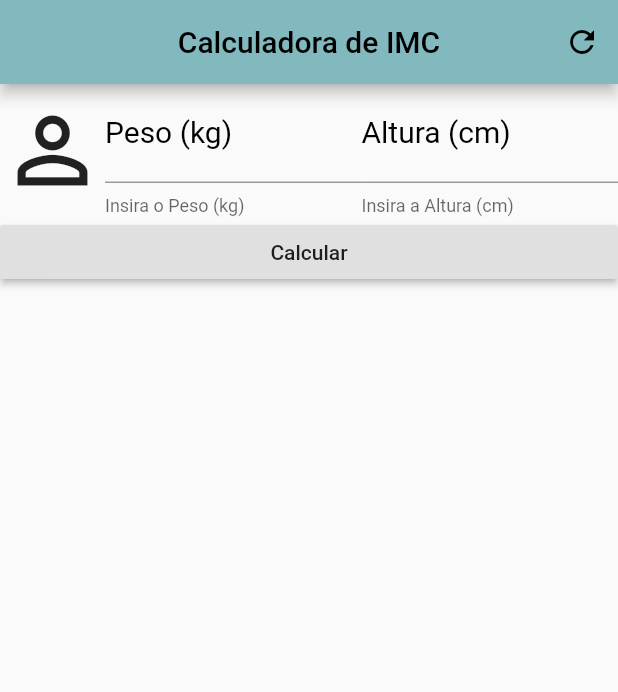
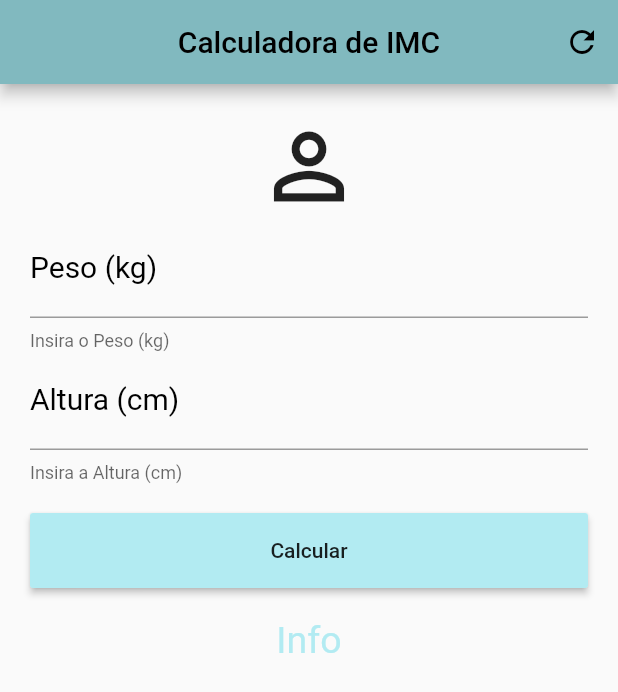
Before and after one commit to ludemeula/calculadora_imc, a Flutter app: the screen it shows after launch, on a phone screen of 412 x 824 dp. Shown: the top 692 px of the screen. Run offline on Flutter 3.47's test engine with Material 2 defaults, Android fonts, the phone set to English and light mode, and no system bars.

Commit message:
Updating layout

```diff
--- a/lib/main.dart
+++ b/lib/main.dart
@@ -27,15 +27,13 @@ class _HomeState extends State<Home> {
             ),
           ],
         ),
-
-      body: Column(
+        body: SingleChildScrollView(
+          padding: EdgeInsets.all(20.0),
+          child: Column(
             crossAxisAlignment: CrossAxisAlignment.stretch,
             children: <Widget>[
-          Row(
-            children: <Widget>[
               Icon(Icons.person_outline, size: 70),
-              new Flexible(
-                child: TextField(
+              TextField(
                 keyboardType: TextInputType.number,
                 decoration: InputDecoration(
                     labelText: 'Peso (kg)',
@@ -43,9 +41,7 @@ class _HomeState extends State<Home> {
                     labelStyle: TextStyle(color: Colors.black)),
                 style: TextStyle(fontSize: 20, color: Colors.black),
               ),
-              ),
-              new Flexible(
-                child: TextField(
+              TextField(
                 keyboardType: TextInputType.number,
                 decoration: InputDecoration(
                     labelText: 'Altura (cm)',
@@ -53,15 +49,22 @@ class _HomeState extends State<Home> {
                     labelStyle: TextStyle(color: Colors.black)),
                 style: TextStyle(fontSize: 20, color: Colors.black),
               ),
+              Container(
+                height: 50,
+                margin: EdgeInsets.only(top: 20.0, bottom: 20.0),
+                child: RaisedButton(
+                  onPressed: () {},
+                  child: Text('Calcular'),
+                  color: Color(0xffb2ebf2),
                 ),
+              ),
+              Text(
+                'Info',
+                textAlign: TextAlign.center,
+                style: TextStyle(color: Color(0xffb2ebf2), fontSize: 25),
+              )
             ],
           ),
-          RaisedButton(
-            onPressed: () {},
-            child: Text('Calcular'),
-          ),
-        ],
-      ),
-    );
+        ));
   }
 }
```
Lines whose indentation alone changed are shown as unchanged.
